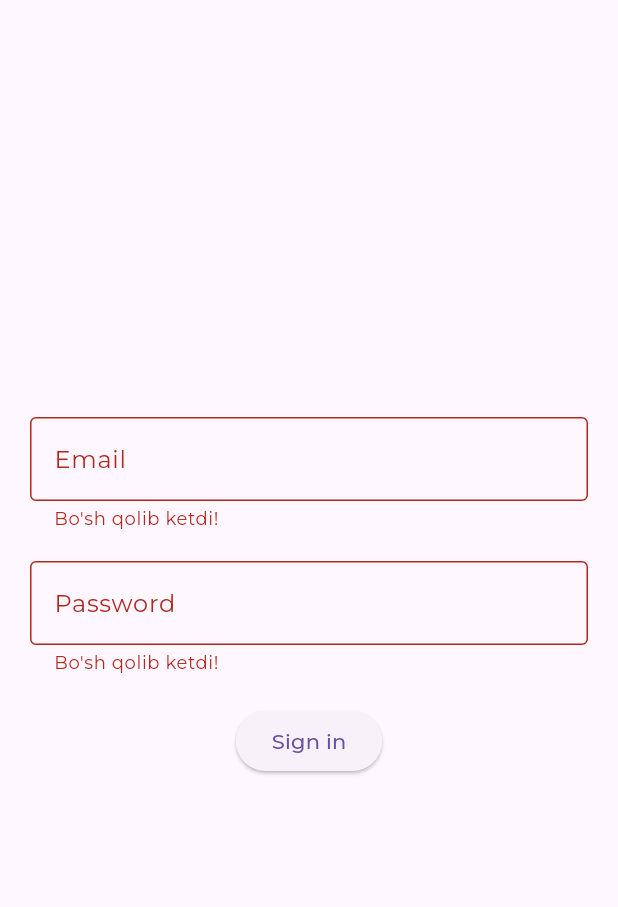
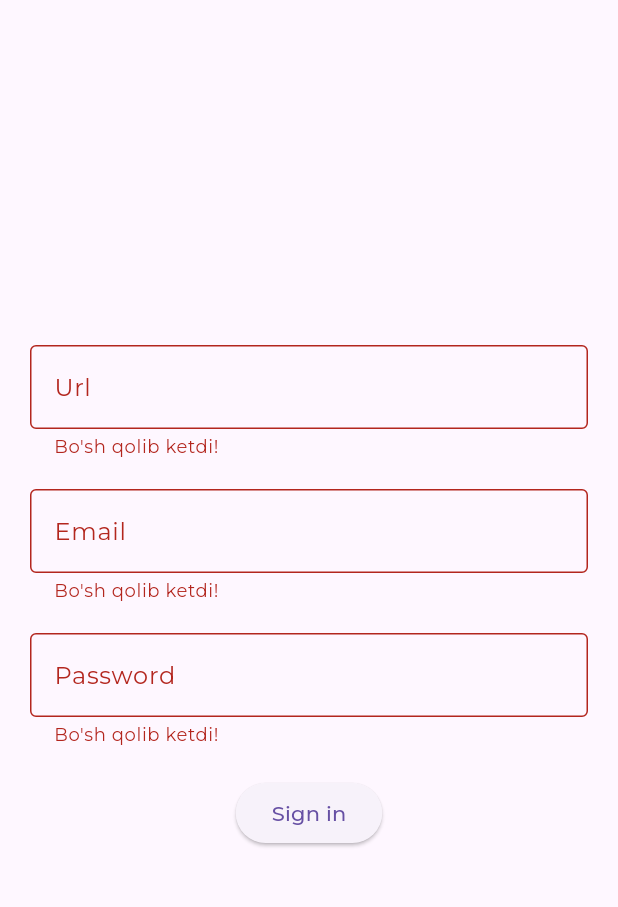
Before and after one commit to Boburbro/amalyot_EventsManager, a Flutter app: the screen it shows after launch, after a tap on "Sign in", on a phone screen of 412 x 824 dp, the part 63-970 px from its top. Run offline on Flutter 3.47's test engine with Material 3 defaults, Android fonts, the phone set to English and light mode, and no system bars; our stand-ins replace google_fonts, shared_preferences; missing offline and left inert: qr_code_scanner.

Commit message:
beta 1.1

```diff
--- a/lib/providers/appProvider.dart
+++ b/lib/providers/appProvider.dart
@@ -14,9 +14,10 @@ import '/service/my_errors.dart';
 
 class AppProvider with ChangeNotifier {
   String? token;
+  String? server_url;
 
-  Future<void> logIn(String username, String password) async {
-    Uri url = Uri.parse("https://backend.emg.abdurakhman.uz/admin/login");
+  Future<void> logIn(String username, String password, String url_text) async {
+    Uri url = Uri.parse("https://$url_text/admin/login");
     var forBody = jsonEncode({"email": username, "password": password});
     try {
       final r = await http.post(
@@ -27,8 +28,10 @@ class AppProvider with ChangeNotifier {
       final data = jsonDecode(r.body);
       if (data['status'] == 200) {
         token = data['token'];
+        server_url = url_text;
         final prefs = await SharedPreferences.getInstance();
         prefs.setString("token", token!);
+        prefs.setString("url", url_text);
       } else {
         throw MyException(message: "Invalid email or password");
       }
@@ -42,7 +45,7 @@ class AppProvider with ChangeNotifier {
   }
 
   Future<bool> checkToken() async {
-    Uri url = Uri.parse("https://backend.emg.abdurakhman.uz/admin/checkToken");
+    Uri url = Uri.parse("https://$server_url/admin/checkToken");
     final r = await http.get(
       url,
       headers: {'Content-Type': 'application/json', 'token': token!},
@@ -58,7 +61,7 @@ class AppProvider with ChangeNotifier {
 
   Future<Map> getUser(String userId) async {
     Uri url =
-        Uri.parse("https://backend.emg.abdurakhman.uz/admin/userinfo/$userId");
+        Uri.parse("https://$server_url/admin/userinfo/$userId");
     final r = await http.get(
       url,
       headers: {'Content-Type': 'application/json', 'token': token!},
@@ -69,7 +72,7 @@ class AppProvider with ChangeNotifier {
 
   Future<void> acceptUser(String userId) async {
     Uri url =
-        Uri.parse("https://backend.emg.abdurakhman.uz/admin/postinfo/$userId");
+        Uri.parse("https://$server_url/admin/postinfo/$userId");
     final r = await http.post(
       url,
       headers: {'Content-Type': 'application/json', 'token': token!},
@@ -81,7 +84,7 @@ class AppProvider with ChangeNotifier {
   }
 
   Future<bool> isAuth() async {
-    if (token == null) {
+    if (token == null || token == null) {
       return false;
     }
     var check = await checkToken();
@@ -95,6 +98,7 @@ class AppProvider with ChangeNotifier {
     final prefs = await SharedPreferences.getInstance();
     if (prefs.containsKey("token")) {
       token = prefs.getString("token");
+      server_url = prefs.getString("url");
     }
   }
 
@@ -102,5 +106,6 @@ class AppProvider with ChangeNotifier {
     final prefs = await SharedPreferences.getInstance();
     prefs.clear();
     token = null;
+    server_url = null;
   }
 }
--- a/lib/screens/auth.dart
+++ b/lib/screens/auth.dart
@@ -4,7 +4,6 @@ import 'package:provider/provider.dart';
 
 import '/providers/appProvider.dart';
 import '/screens/home_screen.dart';
-
 
 class Auth extends StatefulWidget {
   const Auth({super.key});
@@ -16,6 +15,7 @@ class Auth extends StatefulWidget {
 class _AuthState extends State<Auth> {
   TextEditingController username = TextEditingController();
   TextEditingController password = TextEditingController();
+  TextEditingController url = TextEditingController();
 
   final GlobalKey<FormState> formKey = GlobalKey();
 
@@ -24,7 +24,7 @@ class _AuthState extends State<Auth> {
       return;
     }
     formKey.currentState!.save();
-    if (username.text.isEmpty || password.text.isEmpty) {
+    if (username.text.isEmpty || password.text.isEmpty || url.text.isEmpty) {
       return;
     }
 
@@ -44,10 +44,9 @@ class _AuthState extends State<Auth> {
     );
 
     Provider.of<AppProvider>(ctx, listen: false)
-        .logIn(username.text, password.text)
+        .logIn(username.text, password.text, url.text)
         .then((value) {
       Navigator.of(context).pop();
-
 
       Provider.of<AppProvider>(ctx, listen: false).checkToken().then(
             (value) => Navigator.of(ctx).pushReplacement(
@@ -85,6 +84,21 @@ class _AuthState extends State<Auth> {
             child: Column(
               mainAxisSize: MainAxisSize.min,
               children: [
+                TextFormField(
+                  decoration: const InputDecoration(
+                    border: OutlineInputBorder(),
+                    label: Text("Url"),
+                  ),
+                  controller: url,
+                  keyboardType: TextInputType.emailAddress,
+                  validator: (value) {
+                    if (value == null || value.isEmpty) {
+                      return "Bo'sh qolib ketdi!";
+                    }
+                    return null;
+                  },
+                ),
+                const SizedBox(height: 20),
                 TextFormField(
                   decoration: const InputDecoration(
                     border: OutlineInputBorder(),
```
